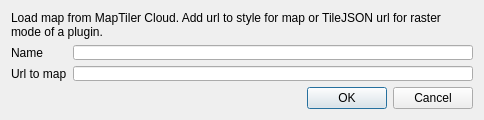
Above: edit_connection_dialog_base.ui from maptiler/qgis-maptiler-plugin before the change. Below: the same form after it.
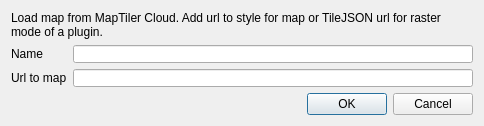
That is the form after the change.

Diff of the .ui file:
```diff
--- a/edit_connection_dialog_base.ui
+++ b/edit_connection_dialog_base.ui
@@ -7,7 +7,7 @@
     <x>0</x>
     <y>0</y>
     <width>479</width>
-    <height>114</height>
+    <height>126</height>
    </rect>
   </property>
   <property name="sizePolicy">
@@ -24,8 +24,8 @@
   </property>
   <property name="maximumSize">
    <size>
-    <width>479</width>
-    <height>114</height>
+    <width>16777215</width>
+    <height>16777215</height>
    </size>
   </property>
   <property name="windowTitle">
@@ -46,6 +46,12 @@
     <layout class="QGridLayout" name="gridLayout">
      <item row="0" column="0">
       <widget class="QLabel" name="label">
+       <property name="sizePolicy">
+        <sizepolicy hsizetype="Preferred" vsizetype="Preferred">
+         <horstretch>0</horstretch>
+         <verstretch>0</verstretch>
+        </sizepolicy>
+       </property>
        <property name="font">
         <font>
          <pointsize>9</pointsize>
@@ -61,12 +67,24 @@
        <property name="enabled">
         <bool>true</bool>
        </property>
+       <property name="sizePolicy">
+        <sizepolicy hsizetype="Expanding" vsizetype="Expanding">
+         <horstretch>0</horstretch>
+         <verstretch>0</verstretch>
+        </sizepolicy>
+       </property>
        <property name="minimumSize">
         <size>
          <width>400</width>
          <height>0</height>
         </size>
        </property>
+       <property name="maximumSize">
+        <size>
+         <width>16777215</width>
+         <height>16777215</height>
+        </size>
+       </property>
        <property name="maxLength">
         <number>200</number>
        </property>
@@ -77,6 +95,12 @@
        <property name="enabled">
         <bool>true</bool>
        </property>
+       <property name="sizePolicy">
+        <sizepolicy hsizetype="Preferred" vsizetype="Preferred">
+         <horstretch>0</horstretch>
+         <verstretch>0</verstretch>
+        </sizepolicy>
+       </property>
        <property name="font">
         <font>
          <pointsize>9</pointsize>
@@ -92,12 +116,24 @@
        <property name="enabled">
         <bool>true</bool>
        </property>
+       <property name="sizePolicy">
+        <sizepolicy hsizetype="Expanding" vsizetype="Expanding">
+         <horstretch>0</horstretch>
+         <verstretch>0</verstretch>
+        </sizepolicy>
+       </property>
        <property name="minimumSize">
         <size>
          <width>400</width>
          <height>0</height>
         </size>
        </property>
+       <property name="maximumSize">
+        <size>
+         <width>16777215</width>
+         <height>16777215</height>
+        </size>
+       </property>
        <property name="text">
         <string/>
        </property>
```
